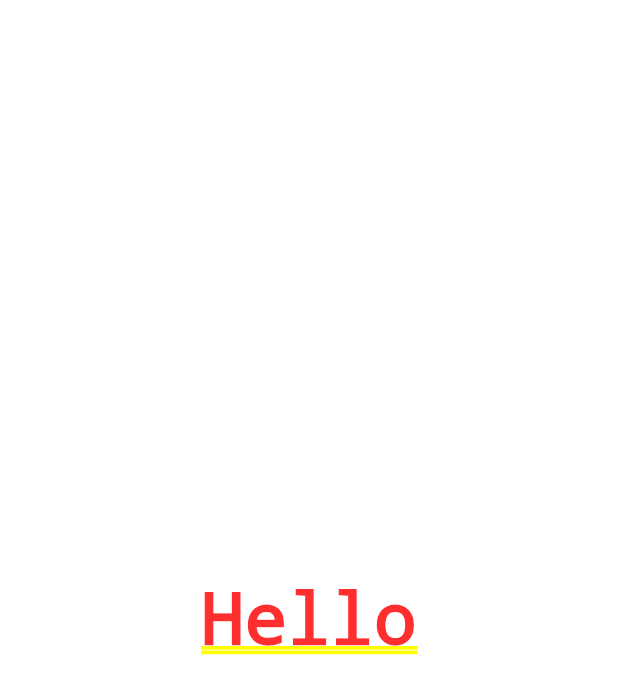
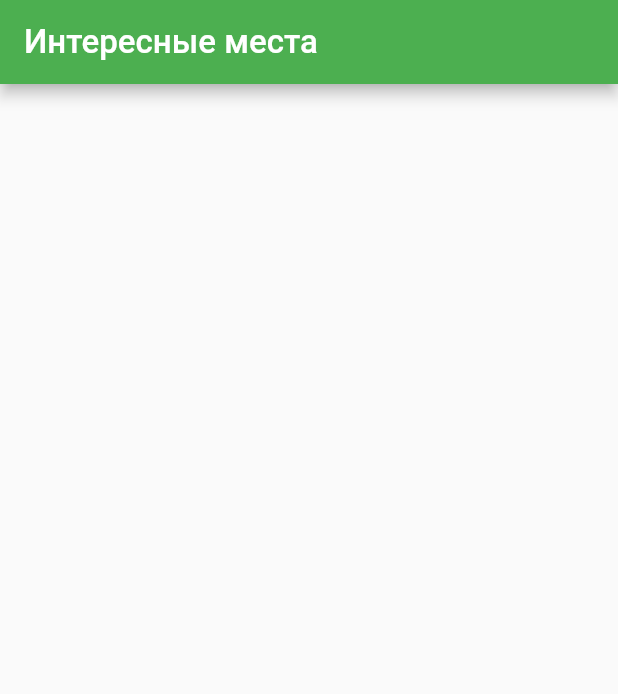
Before and after one commit to IrillK/surf-flutter-course-ivanov, a Flutter app: the screen it shows after launch, on a phone screen of 412 x 824 dp. Shown: the top 694 px of the screen. Run offline on Flutter 3.47's test engine with Material 2 defaults, Android fonts, the phone set to English and light mode, and no system bars.

Commit message:
Add files via upload

```diff
--- a/places/lib/main.dart
+++ b/places/lib/main.dart
@@ -1,4 +1,5 @@
 import 'package:flutter/material.dart';
+import 'package:places/ui/screen/sight_screen.dart';
 
 void main() {
   runApp(App());
@@ -37,7 +38,11 @@ class App extends StatelessWidget{
   Widget build(BuildContext context) {
     return MaterialApp(
       title: 'Title of MaterialApp',
-      home:MySecondWidget(),
+      theme: ThemeData(
+        primarySwatch: Colors.green,
+        visualDensity: VisualDensity.adaptivePlatformDensity,
+      ) ,
+      home:SightScreen(title: "Интересные места"),
     );
   }
 
@@ -50,6 +55,7 @@ class MyFirstWidget extends StatelessWidget{
     return context.runtimeType;
   }
 */
+
   int count = 0;
   @override
   Widget build(BuildContext context){
@@ -86,6 +92,7 @@ class _MySecondWidgetState extends State<MySecondWidget>{
     );
   }
 }
+
 
 class MyHomePage extends StatefulWidget {
   MyHomePage({Key key, this.title}) : super(key: key);
--- /dev/null
+++ b/places/lib/ui/screen/sight_screen.dart
@@ -0,0 +1,32 @@
+import 'package:flutter/cupertino.dart';
+import 'package:flutter/material.dart';
+
+class SightScreen extends StatefulWidget{
+
+  SightScreen({Key key, this.title}) : super(key: key);
+
+  final String title;
+
+  @override
+  State<StatefulWidget> createState() => _SightScreenState();
+
+}
+
+class _SightScreenState extends State<SightScreen>{
+  @override
+  Widget build(BuildContext context) {
+    return Material(
+      child: Scaffold(
+        appBar: AppBar(
+          title: Text(widget.title,
+          style: TextStyle(
+            fontSize: 22,
+          ),
+          ),
+        ),
+      )
+    );
+
+  }
+
+}
```
